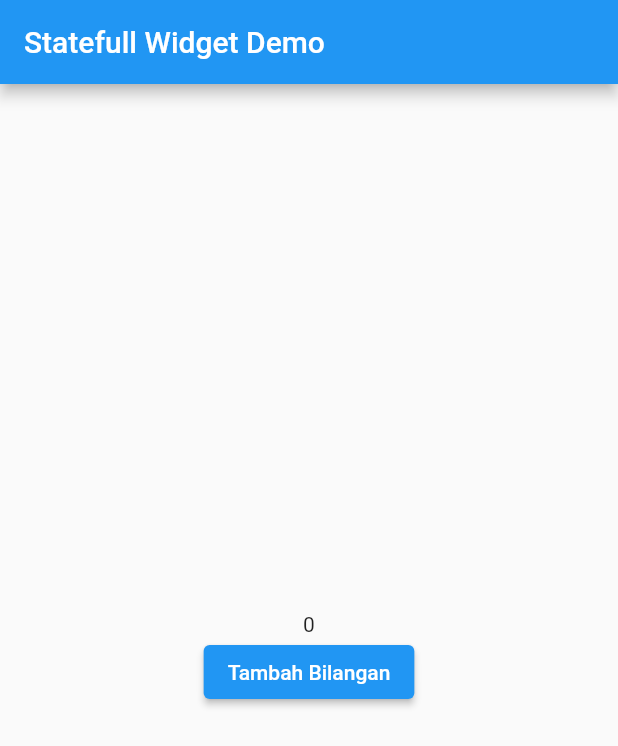
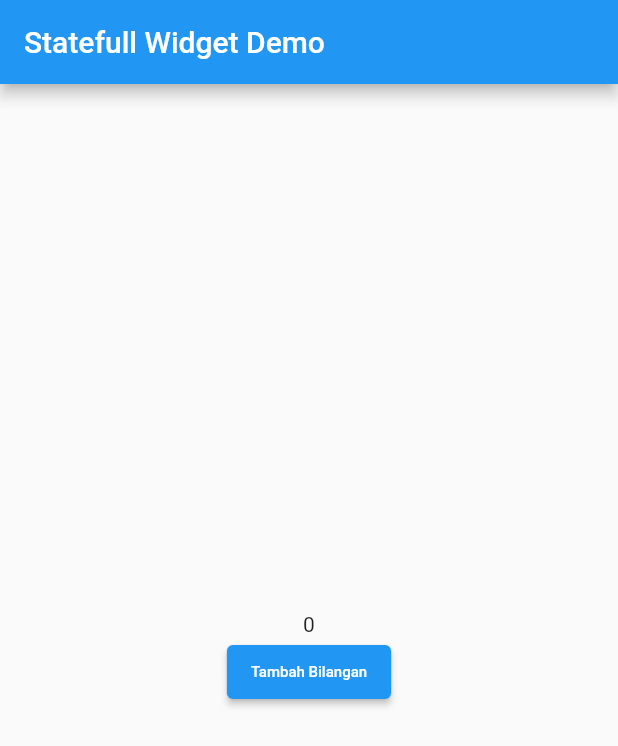
Before and after one commit to krisnachy/flutter_tutorial, a Flutter app: the screen it shows after launch, on a phone screen of 412 x 824 dp. Shown: the top 746 px of the screen. Run offline on Flutter 3.47's test engine with Material 2 defaults, Android fonts, the phone set to English and light mode, and no system bars.

Commit message:
New function

```diff
--- a/lib/main.dart
+++ b/lib/main.dart
@@ -17,7 +17,7 @@ class _MyAppState extends State<MyApp> {
     // number = number+1;
     //perintah untuk merefresh tampilan karena jika tidak menggunakan setstate maka fungsi sudah berjalan tetapi tampilan belum berubah
     setState(() {
-      number = number+1;
+      number = number + 1;
     });
   }
 
@@ -33,7 +33,11 @@ class _MyAppState extends State<MyApp> {
               // Text("12"),
               Text(number.toString()),
               ElevatedButton(
-                  onPressed: tekanTombol, child: Text('Tambah Bilangan'))
+                  onPressed: tekanTombol,
+                  child: Text(
+                    'Tambah Bilangan',
+                    style: TextStyle(fontSize: 10 + number.toDouble()),
+                  ))
             ],
           ),
         ),
```
